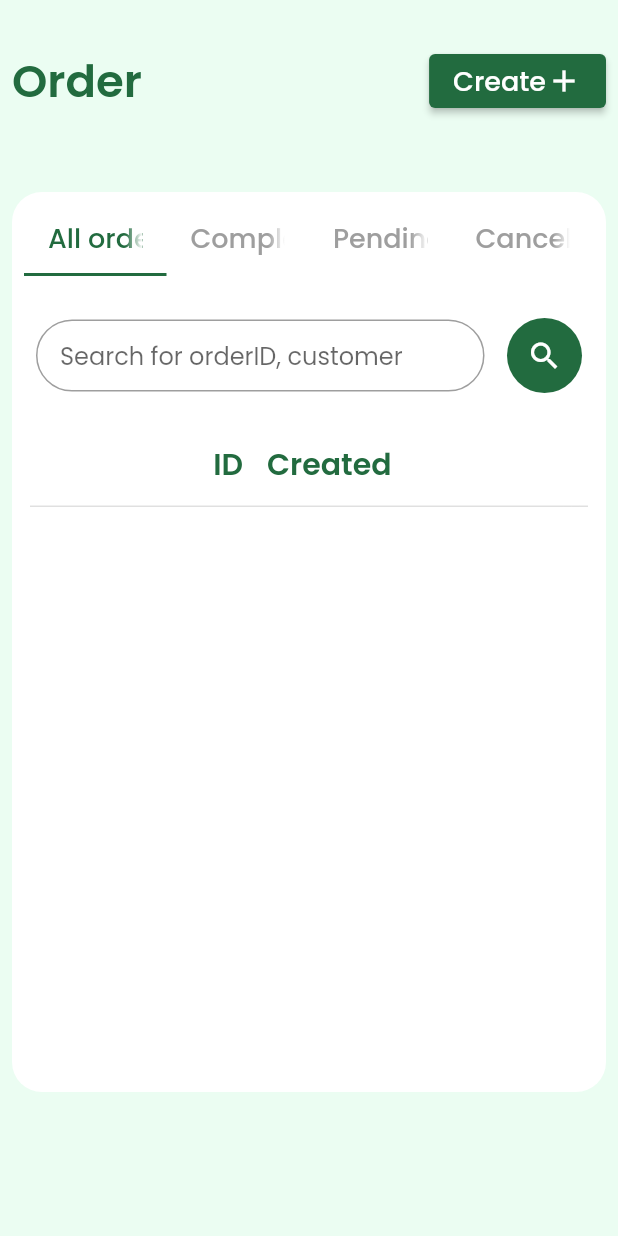
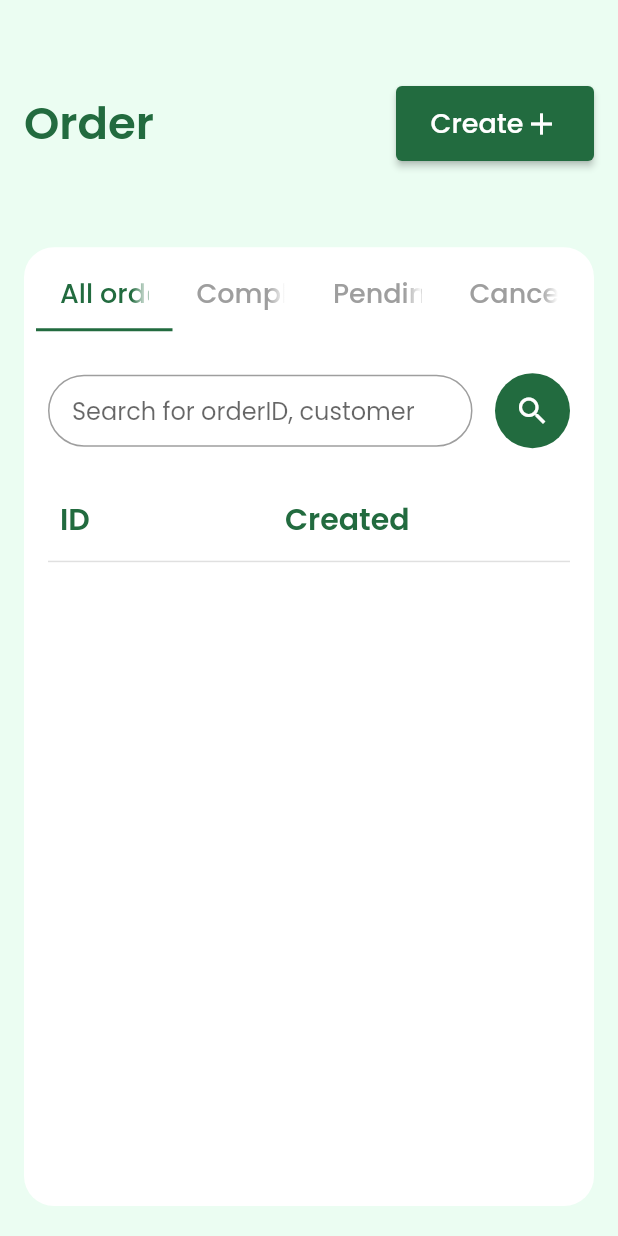
Before and after one commit to bakhanh113ct/Serenity, a Flutter app: the OrderPage screen opened directly, on a phone screen of 412 x 824 dp. Run offline on Flutter 3.47's test engine with Material 2 defaults, Android fonts, the phone set to English and light mode, and no system bars; drawn by our look-alikes of syncfusion_flutter_datagrid; our stand-ins replace another_flushbar, bloc, cloud_firestore, date_field, dropdown_button2, dropdown_search and 11 more; missing offline and left inert: flutter_format_money_vietnam, material_dialogs, syncfusion_flutter_core; accounts and stored records are empty; network calls fail.

Commit message:
sửa lại giao diện

```diff
--- a/lib/bloc/blocOrder/order_bloc.dart
+++ b/lib/bloc/blocOrder/order_bloc.dart
@@ -29,7 +29,7 @@ class OrderBloc extends Bloc<OrderEvent, OrderState> {
         tempSearch=listAllOrder;
       }
       else{
-        tempSearch=state.listAllOrder!.where((element) => element.nameCustomer!.toLowerCase().contains(event.query)).toList();
+        tempSearch=state.listAllOrder!.where((element) => element.nameCustomer!.toLowerCase().contains(event.query)||element.phone!.contains(event.query.toLowerCase())||element.idOrder!.toLowerCase().contains(event.query.toLowerCase())).toList();
       }
       emit(OrderLoaded(tempSearch,state.listCompletedOrder,state.listPendingOrder,state.listCancelledOrder));
     });
--- a/lib/screen/OrderPage.dart
+++ b/lib/screen/OrderPage.dart
@@ -21,15 +21,15 @@ class _OrderPageState extends State<OrderPage> with TickerProviderStateMixin {
     TabController _tabController = TabController(length: 4, vsync: this);
     return Scaffold(
       backgroundColor: CustomColor.customBackground,
-      body: Container(
-        height: double.infinity,
-        width: double.infinity,
-          color: CustomColor.customBackground,
-          child: SingleChildScrollView(
+      body: SingleChildScrollView(
+        child: Container(
+          height: size.height,
           child: Column(
             children: [
-                Padding(
-                  padding: const EdgeInsets.symmetric(horizontal: 8, vertical: 30),
+              Expanded(
+                flex: 2,
+                child: Padding(
+                  padding: const EdgeInsets.symmetric(horizontal: 16, vertical: 20),
                   child: Align(
                       alignment: Alignment.centerLeft,
                       child: Row(
@@ -47,6 +47,9 @@ class _OrderPageState extends State<OrderPage> with TickerProviderStateMixin {
                           onPressed: () {
                             Navigator.pushNamed(context, Routes.cart);
                           },
+                          child: Container(
+                            height: 50,
+                            width: 100,
                             child: Row(
                               mainAxisAlignment: MainAxisAlignment.center,
                               children: [
@@ -56,9 +59,11 @@ class _OrderPageState extends State<OrderPage> with TickerProviderStateMixin {
                                 ),
                                 Icon(Icons.add)
                               ],
+                            ),
                           )),
                         ],
                       )),
+                ),
               ),
               // Padding(
               //   padding: const EdgeInsets.only(right: 16),
@@ -84,12 +89,14 @@ class _OrderPageState extends State<OrderPage> with TickerProviderStateMixin {
               //     ),
               //   ),
               // ),
-                Padding(
+              Expanded(
+                flex: 8,
+                child: Padding(
                   padding:
-                      const EdgeInsets.symmetric(horizontal: 8, vertical: 20),
+                      const EdgeInsets.only(left: 16,right: 16, bottom: 20),
                   child: Container(
                       // height: size.height * 0.7,
-                      height: 600,
+                      // height: 600,
                       width: size.width,
                       decoration: BoxDecoration(
                         borderRadius: BorderRadius.circular(20),
@@ -129,9 +136,10 @@ class _OrderPageState extends State<OrderPage> with TickerProviderStateMixin {
                               ),
                             ),
                           ),
-                          Container(
-                            width: double.maxFinite,
-                            height: 500,
+                          Expanded(
+                            // child: Container(
+                            //   // width: double.maxFinite,
+                            //   // height: double.infinity,
                               child: TabBarView(
                                   physics: const NeverScrollableScrollPhysics(),
                                   controller: _tabController,
@@ -141,13 +149,16 @@ class _OrderPageState extends State<OrderPage> with TickerProviderStateMixin {
                                     PendingOrderTab(),
                                     CancelledOrderTab()
                                   ]),
-                          )
+                            ),
+                          // )
                         ],
                       )),
+                ),
               )
             ],
           ),
-          )),
+        ),
+      ),
     );
   }
 
--- a/lib/screen/all_order_tab.dart
+++ b/lib/screen/all_order_tab.dart
@@ -29,7 +29,9 @@ class _AllOrderTabState extends State<AllOrderTab> {
           return Container();
         } else if (state is OrderLoaded) {
           final orders = OrderDataSource(orderData: state.listAllOrder!,context: context);
-          return Column(
+          return Container(
+            height: double.infinity,
+            child: Column(
               children: [
                 const SizedBox(
                   height: 20,
@@ -82,8 +84,14 @@ class _AllOrderTabState extends State<AllOrderTab> {
                 const SizedBox(
                   height: 20,
                 ),
-              Expanded(child: TableOrder(orders: orders)),
+                Expanded(
+
+                  child: Padding(
+                    padding: const EdgeInsets.symmetric(horizontal: 16),
+                    child: TableOrder(orders: orders),
+                  )),
               ],
+            ),
           );
         } else {
           return Container();
--- a/lib/widget/table_order.dart
+++ b/lib/widget/table_order.dart
@@ -39,15 +39,6 @@ class _TableOrderState extends State<TableOrder> {
     return Container(
       width: MediaQuery.of(context).size.width - 40,
       height: double.infinity,
-      child: SingleChildScrollView(
-        child: Column(
-          children: [
-            // ElevatedButton(onPressed: (){
-            //   print(_dataGridController.selectedRow!.getCells()[0].value);
-            //   _showDetail(_dataGridController.selectedRow!.getCells()[0].value);}, child: Text("in")),
-            Container(
-              // color: Colors.black,
-              // height: 400,
         child: SfDataGridTheme(
                 data: SfDataGridThemeData(
                   gridLineColor: Colors.transparent,
@@ -78,7 +69,7 @@ class _TableOrderState extends State<TableOrder> {
                         width: 150,
                         label: Container(
                             padding: EdgeInsets.all(8.0),
-                                  alignment: Alignment.centerRight,
+                            alignment: Alignment.centerLeft,
                             child: Text(
                               'ID',
                               style: TextStyle(
@@ -161,10 +152,6 @@ class _TableOrderState extends State<TableOrder> {
                   ],
                 ),
               )
-            ),
-          ],
-        ),
-      ),
     );
   }
   void _showDetail(String idOrder) {
```
Also changed, not shown: lib/screen/MainPage.dart (+7 -7 lines), lib/widget/SideBar.dart (+38 -26 lines). Lines whose indentation alone changed are shown as unchanged.
